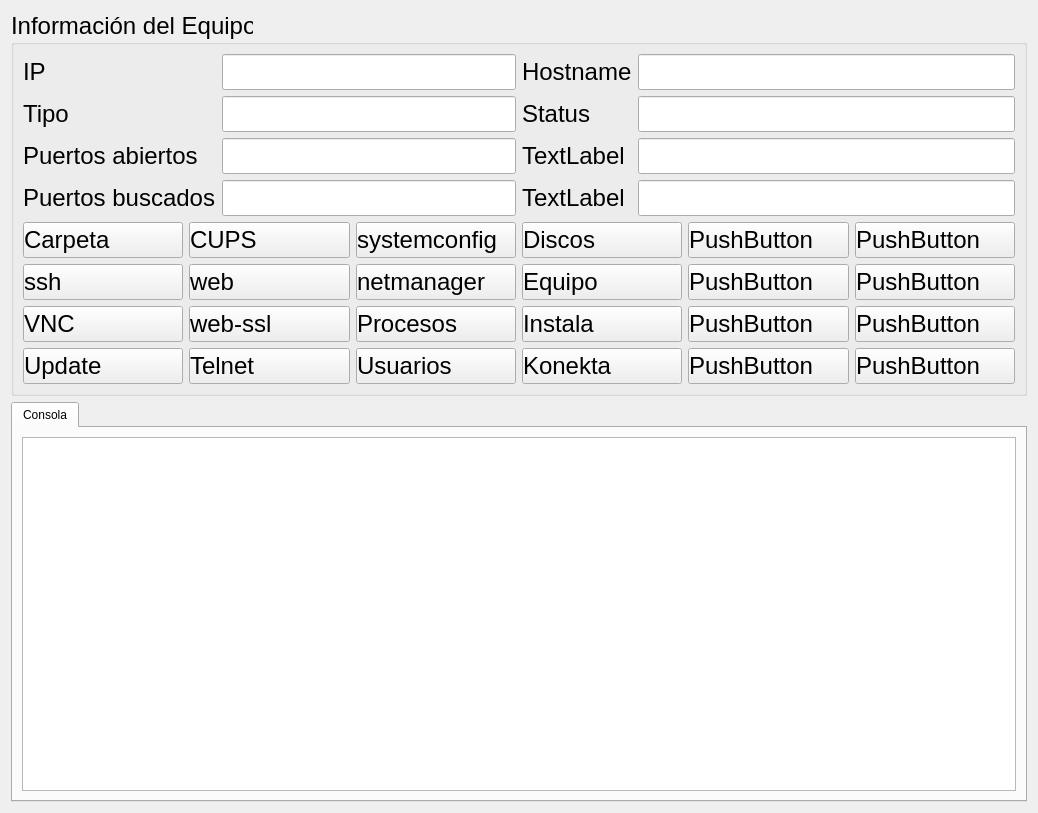
Before: the Qt Designer form equipos.ui in grxdipgra/GrxMenu, drawn with Qt 5.
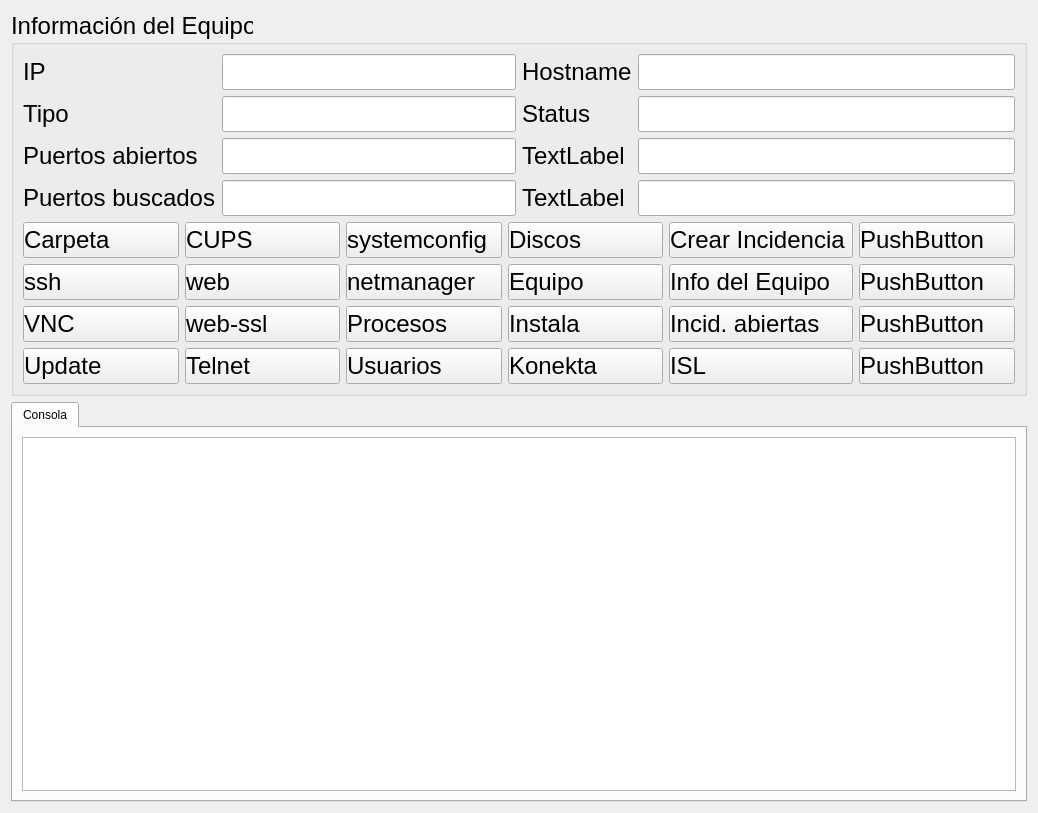
After: the same form once the commit is applied. Icons and pictures are not drawn.

The edit to the form file:
```diff
--- a/equipos.ui
+++ b/equipos.ui
@@ -527,7 +527,7 @@
                <string notr="true">Text-align:left</string>
               </property>
               <property name="text">
-               <string>PushButton</string>
+               <string>Crear Incidencia</string>
               </property>
               <property name="icon">
                <iconset resource="iconos.qrc">
@@ -547,7 +547,7 @@
                <string notr="true">Text-align:left</string>
               </property>
               <property name="text">
-               <string>PushButton</string>
+               <string>Info del Equipo</string>
               </property>
               <property name="icon">
                <iconset resource="iconos.qrc">
@@ -567,7 +567,7 @@
                <string notr="true">Text-align:left</string>
               </property>
               <property name="text">
-               <string>PushButton</string>
+               <string>Incid. abiertas</string>
               </property>
               <property name="icon">
                <iconset resource="iconos.qrc">
@@ -587,7 +587,7 @@
                <string notr="true">Text-align:left</string>
               </property>
               <property name="text">
-               <string>PushButton</string>
+               <string>ISL</string>
               </property>
               <property name="icon">
                <iconset resource="iconos.qrc">
```
Left out of the diff: 16 changed lines with no effect on the pictures.
